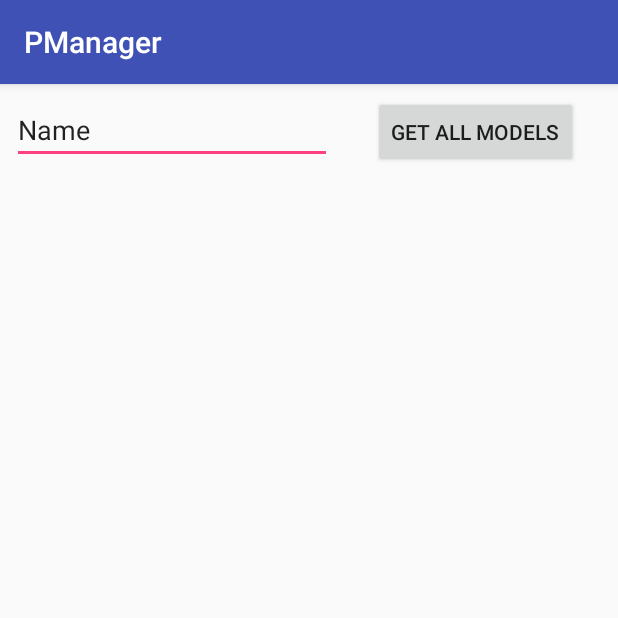
After one commit to GraphZero/Android_AA_TK, an Android app: the QuotesCheckerActivity screen opened directly, with no data from a screen before it, on a phone screen of 412 x 824 dp, the top half of it. The commit adds this screen. Run offline under Robolectric (Android 15) with nearby library versions, the phone set to English and light mode, and no system bars.

Commit message:
Added quotes REST functionality

```diff
--- a/app/src/main/AndroidManifest.xml
+++ b/app/src/main/AndroidManifest.xml
@@ -5,6 +5,7 @@
     <uses-permission android:name="android.permission.ACCESS_COARSE_LOCATION" />
     <uses-permission android:name="android.permission.ACCESS_FINE_LOCATION" />
     <uses-permission android:name="android.permission.WRITE_EXTERNAL_STORAGE" />
+    <uses-permission android:name="android.permission.INTERNET"/>
 
     <application
         android:allowBackup="true"
@@ -22,7 +23,8 @@
         </activity>
         <activity android:name=".main.HomeActivity" />
         <activity android:name=".accounts.register.RegisterUserActivity" />
-        <activity android:name=".main.CarInputActivity"></activity>
+        <activity android:name=".main.CarInputActivity" />
+        <activity android:name=".quotes.QuotesCheckerActivity"></activity>
     </application>
 
 </manifest>
--- /dev/null
+++ b/app/src/main/java/com/aatk/pmanager/quotes/QuotesCheckerActivity.java
@@ -0,0 +1,46 @@
+package com.aatk.pmanager.quotes;
+
+import android.support.v7.app.AppCompatActivity;
+import android.os.Bundle;
+import android.view.View;
+import android.widget.Button;
+
+import com.aatk.pmanager.R;
+import com.aatk.pmanager.quotes.web.Quote;
+
+import java.util.ArrayList;
+import java.util.List;
+
+public class QuotesCheckerActivity extends AppCompatActivity {
+    public static final String TAG = "Car Checker Activity";
+    private QuotesCheckerService quotesCheckerService;
+    private Button checkCarButton;
+    private List<Quote> quotes;
+
+    @Override
+    protected void onCreate(Bundle savedInstanceState) {
+        super.onCreate(savedInstanceState);
+        setContentView(R.layout.activity_quotes_checker);
+        quotes = new ArrayList<>();
+        quotesCheckerService = new QuotesCheckerService(this);
+        initializeButtons();
+    }
+
+    private void initializeButtons(){
+        checkCarButton = findViewById(R.id.getAllModels);
+
+        checkCarButton.setOnClickListener(new View.OnClickListener() {
+
+            @Override
+            public void onClick(View view) {
+                quotesCheckerService.getAsyncCarModelsByManufacturer();
+            }
+        });
+
+    }
+
+    void initializeQuotes(){
+
+    }
+
+}
--- /dev/null
+++ b/app/src/main/java/com/aatk/pmanager/quotes/QuotesCheckerService.java
@@ -0,0 +1,68 @@
+package com.aatk.pmanager.quotes;
+
+import android.os.AsyncTask;
+import android.util.Log;
+
+import com.aatk.pmanager.quotes.web.Quote;
+import com.aatk.pmanager.quotes.web.QuotesRESTService;
+import com.google.gson.JsonSyntaxException;
+
+import java.io.IOException;
+import java.util.ArrayList;
+import java.util.List;
+
+import retrofit2.Retrofit;
+import retrofit2.converter.gson.GsonConverterFactory;
+
+public class QuotesCheckerService {
+    private static final String TAG = "Car Checker";
+    private QuotesRESTService quotesRESTService;
+    private QuotesCheckerActivity context;
+    private List<Quote> quotes;
+
+    public QuotesCheckerService(QuotesCheckerActivity context) {
+        this.context = context;
+        Retrofit retrofit = new Retrofit.Builder()
+                .addConverterFactory(GsonConverterFactory.create())
+                .baseUrl("https://quotesondesign.com/")
+                .build();
+        quotesRESTService = retrofit.create(QuotesRESTService.class);
+    }
+
+    private class GetCarsTask extends AsyncTask<String, Void, List<Quote>>
+    {
+        @Override
+        protected List<Quote> doInBackground(String... params)
+        {
+            List<Quote> quotes;
+            try {
+                Log.i(TAG, quotesRESTService.listQuotes().request().toString());
+                quotes = quotesRESTService
+                        .listQuotes()
+                        .execute()
+                        .body();
+            } catch (JsonSyntaxException | IOException e ) {
+                Log.i(TAG, "getAsyncCarModelsByManufacturer: couldnt get response " + e.getMessage());
+                e.printStackTrace();
+                quotes = new ArrayList<>();
+            }
+            return quotes;
+        }
+
+        @Override
+        protected void onPostExecute(List<Quote> result) {
+            quotes = result;
+            context.initializeQuotes();
+            Log.i(TAG, "onClick: " + quotes.get(0) );
+        }
+    }
+
+    public void getAsyncCarModelsByManufacturer(){
+        GetCarsTask myTask = new QuotesCheckerService.GetCarsTask();
+        myTask.execute();
+    }
+
+    public List<Quote> getQuotes() {
+        return quotes;
+    }
+}
--- /dev/null
+++ b/app/src/main/java/com/aatk/pmanager/quotes/web/QuotesRESTService.java
@@ -0,0 +1,15 @@
+package com.aatk.pmanager.quotes.web;
+
+import java.util.List;
+
+import retrofit2.Call;
+import retrofit2.http.GET;
+import retrofit2.http.Headers;
+
+public interface QuotesRESTService {
+
+    @Headers("content-type: application/json")
+    @GET("wp-json/posts?filter[orderby]=rand&filter[posts_per_page]=1")
+    Call<List<Quote>> listQuotes();
+
+}
--- /dev/null
+++ b/app/src/main/res/layout/activity_quotes_checker.xml
@@ -0,0 +1,32 @@
+<?xml version="1.0" encoding="utf-8"?>
+<android.support.constraint.ConstraintLayout xmlns:android="http://schemas.android.com/apk/res/android"
+    xmlns:app="http://schemas.android.com/apk/res-auto"
+    xmlns:tools="http://schemas.android.com/tools"
+    android:layout_width="match_parent"
+    android:layout_height="match_parent"
+    tools:context="com.aatk.pmanager.quotes.QuotesCheckerActivity">
+
+    <EditText
+        android:id="@+id/editText3"
+        android:layout_width="wrap_content"
+        android:layout_height="wrap_content"
+        android:layout_marginStart="8dp"
+        android:layout_marginTop="8dp"
+        android:ems="10"
+        android:inputType="textPersonName"
+        android:text="Name"
+        app:layout_constraintStart_toStartOf="parent"
+        app:layout_constraintTop_toTopOf="parent" />
+
+    <Button
+        android:id="@+id/getAllModels"
+        android:layout_width="wrap_content"
+        android:layout_height="wrap_content"
+        android:layout_marginEnd="8dp"
+        android:layout_marginStart="8dp"
+        android:layout_marginTop="8dp"
+        android:text="Get All Models"
+        app:layout_constraintEnd_toEndOf="parent"
+        app:layout_constraintStart_toEndOf="@+id/editText3"
+        app:layout_constraintTop_toTopOf="parent" />
+</android.support.constraint.ConstraintLayout>
```
Also changed, not shown: app/build.gradle (+6 -1 lines), app/src/main/java/com/aatk/pmanager/main/HomeActivity.java (+17 -1 lines), app/src/main/java/com/aatk/pmanager/quotes/web/Quote.java (added, +78 -0 lines), app/src/main/res/layout/activity_home.xml (+18 -3 lines).
